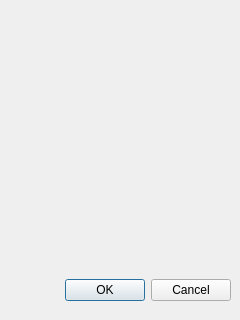
Above: circle_d.ui from luca9294/plots before the change. Below: the same form after it.
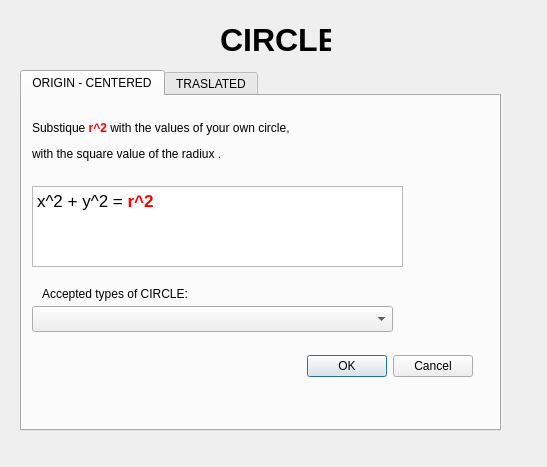
That is the form after the change.

Commit message: MASKS EVEN FOR CIRCLE

```diff
--- a/circle_d.ui
+++ b/circle_d.ui
@@ -5,27 +5,185 @@
    <rect>
     <x>0</x>
     <y>0</y>
-    <width>240</width>
-    <height>320</height>
+    <width>547</width>
+    <height>467</height>
    </rect>
   </property>
   <property name="windowTitle">
    <string>Dialog</string>
   </property>
-  <widget class="QDialogButtonBox" name="buttonBox">
+  <widget class="QTabWidget" name="tabWidget">
    <property name="geometry">
     <rect>
-     <x>10</x>
-     <y>270</y>
-     <width>221</width>
+     <x>20</x>
+     <y>70</y>
+     <width>481</width>
+     <height>361</height>
+    </rect>
+   </property>
+   <property name="currentIndex">
+    <number>0</number>
+   </property>
+   <widget class="QWidget" name="tab">
+    <attribute name="title">
+     <string>ORIGIN - CENTERED</string>
+    </attribute>
+    <widget class="QLabel" name="label_3">
+     <property name="geometry">
+      <rect>
+       <x>10</x>
+       <y>20</y>
+       <width>461</width>
+       <height>51</height>
+      </rect>
+     </property>
+     <property name="text">
+      <string>&lt;html&gt;&lt;head/&gt;&lt;body&gt;&lt;p&gt;Substique &lt;span style=&quot; font-weight:600; color:#ff0000;&quot;&gt;r^2&lt;/span&gt; with the values of your own circle, &lt;/p&gt;&lt;p&gt;with the square value of the radiux .&lt;/p&gt;&lt;/body&gt;&lt;/html&gt;</string>
+     </property>
+    </widget>
+    <widget class="QTextEdit" name="textEdit">
+     <property name="geometry">
+      <rect>
+       <x>10</x>
+       <y>90</y>
+       <width>371</width>
+       <height>81</height>
+      </rect>
+     </property>
+     <property name="html">
+      <string>&lt;!DOCTYPE HTML PUBLIC &quot;-//W3C//DTD HTML 4.0//EN&quot; &quot;http://www.w3.org/TR/REC-html40/strict.dtd&quot;&gt;
+&lt;html&gt;&lt;head&gt;&lt;meta name=&quot;qrichtext&quot; content=&quot;1&quot; /&gt;&lt;style type=&quot;text/css&quot;&gt;
+p, li { white-space: pre-wrap; }
+&lt;/style&gt;&lt;/head&gt;&lt;body style=&quot; font-family:'.Lucida Grande UI'; font-size:13pt; font-weight:400; font-style:normal;&quot;&gt;
+&lt;p style=&quot; margin-top:0px; margin-bottom:0px; margin-left:0px; margin-right:0px; -qt-block-indent:0; text-indent:0px;&quot;&gt;x^2 + y^2 = &lt;span style=&quot; font-weight:600; color:#ff0000;&quot;&gt;r^2&lt;/span&gt;&lt;/p&gt;&lt;/body&gt;&lt;/html&gt;</string>
+     </property>
+    </widget>
+    <widget class="QLabel" name="label_2">
+     <property name="geometry">
+      <rect>
+       <x>20</x>
+       <y>190</y>
+       <width>261</width>
+       <height>16</height>
+      </rect>
+     </property>
+     <property name="text">
+      <string>Accepted types of CIRCLE:</string>
+     </property>
+    </widget>
+    <widget class="QComboBox" name="comboBox">
+     <property name="geometry">
+      <rect>
+       <x>10</x>
+       <y>210</y>
+       <width>361</width>
+       <height>26</height>
+      </rect>
+     </property>
+    </widget>
+    <widget class="QDialogButtonBox" name="buttonBox_2">
+     <property name="geometry">
+      <rect>
+       <x>230</x>
+       <y>250</y>
+       <width>221</width>
+       <height>41</height>
+      </rect>
+     </property>
+     <property name="orientation">
+      <enum>Qt::Horizontal</enum>
+     </property>
+     <property name="standardButtons">
+      <set>QDialogButtonBox::Cancel|QDialogButtonBox::Ok</set>
+     </property>
+    </widget>
+   </widget>
+   <widget class="QWidget" name="tab_2">
+    <attribute name="title">
+     <string>TRASLATED</string>
+    </attribute>
+    <widget class="QLabel" name="label_4">
+     <property name="geometry">
+      <rect>
+       <x>10</x>
+       <y>0</y>
+       <width>351</width>
+       <height>51</height>
+      </rect>
+     </property>
+     <property name="text">
+      <string>&lt;html&gt;&lt;head/&gt;&lt;body&gt;&lt;p&gt;Substique &lt;span style=&quot; font-weight:600; color:#ff0000;&quot;&gt;Xc, Yc, r^2&lt;/span&gt; with the values of your own circle.&lt;/p&gt;&lt;p&gt;&lt;span style=&quot; font-weight:600; color:#ff0000;&quot;&gt;Xc, Yc &lt;/span&gt;&lt;span style=&quot; color:#000000;&quot;&gt;represent the center of your ellipse.&lt;/span&gt;&lt;/p&gt;&lt;p&gt;&lt;span style=&quot; color:#000000;&quot;&gt;r^2 the square value of the radiux of your circle&lt;/span&gt;&lt;/p&gt;&lt;/body&gt;&lt;/html&gt;</string>
+     </property>
+    </widget>
+    <widget class="QTextEdit" name="textEdit_2">
+     <property name="geometry">
+      <rect>
+       <x>10</x>
+       <y>70</y>
+       <width>371</width>
+       <height>81</height>
+      </rect>
+     </property>
+     <property name="html">
+      <string>&lt;!DOCTYPE HTML PUBLIC &quot;-//W3C//DTD HTML 4.0//EN&quot; &quot;http://www.w3.org/TR/REC-html40/strict.dtd&quot;&gt;
+&lt;html&gt;&lt;head&gt;&lt;meta name=&quot;qrichtext&quot; content=&quot;1&quot; /&gt;&lt;style type=&quot;text/css&quot;&gt;
+p, li { white-space: pre-wrap; }
+&lt;/style&gt;&lt;/head&gt;&lt;body style=&quot; font-family:'.Lucida Grande UI'; font-size:13pt; font-weight:400; font-style:normal;&quot;&gt;
+&lt;p style=&quot; margin-top:0px; margin-bottom:0px; margin-left:0px; margin-right:0px; -qt-block-indent:0; text-indent:0px;&quot;&gt;(x - &lt;span style=&quot; font-weight:600; color:#ff0000;&quot;&gt;xc&lt;/span&gt;)^2&lt;span style=&quot; font-weight:600;&quot;&gt; &lt;/span&gt;+ (y - &lt;span style=&quot; font-weight:600; color:#ff0000;&quot;&gt;yc&lt;/span&gt;)^2 = &lt;span style=&quot; font-weight:600; color:#ff0000;&quot;&gt;r^2&lt;/span&gt;&lt;/p&gt;&lt;/body&gt;&lt;/html&gt;</string>
+     </property>
+    </widget>
+    <widget class="QLabel" name="label_5">
+     <property name="geometry">
+      <rect>
+       <x>20</x>
+       <y>180</y>
+       <width>261</width>
+       <height>16</height>
+      </rect>
+     </property>
+     <property name="text">
+      <string>Accepted types of CIRCLE:</string>
+     </property>
+    </widget>
+    <widget class="QComboBox" name="comboBox_2">
+     <property name="geometry">
+      <rect>
+       <x>20</x>
+       <y>200</y>
+       <width>361</width>
+       <height>26</height>
+      </rect>
+     </property>
+    </widget>
+    <widget class="QDialogButtonBox" name="buttonBox_3">
+     <property name="geometry">
+      <rect>
+       <x>230</x>
+       <y>250</y>
+       <width>221</width>
+       <height>41</height>
+      </rect>
+     </property>
+     <property name="orientation">
+      <enum>Qt::Horizontal</enum>
+     </property>
+     <property name="standardButtons">
+      <set>QDialogButtonBox::Cancel|QDialogButtonBox::Ok</set>
+     </property>
+    </widget>
+   </widget>
+  </widget>
+  <widget class="QLabel" name="label">
+   <property name="geometry">
+    <rect>
+     <x>220</x>
+     <y>20</y>
+     <width>111</width>
      <height>41</height>
     </rect>
    </property>
-   <property name="orientation">
-    <enum>Qt::Horizontal</enum>
-   </property>
-   <property name="standardButtons">
-    <set>QDialogButtonBox::Cancel|QDialogButtonBox::Ok</set>
+   <property name="text">
+    <string>&lt;html&gt;&lt;head/&gt;&lt;body&gt;&lt;p&gt;&lt;span style=&quot; font-size:24pt; font-weight:600;&quot;&gt;CIRCLE&lt;/span&gt;&lt;/p&gt;&lt;/body&gt;&lt;/html&gt;</string>
    </property>
   </widget>
  </widget>
```
Left out of the diff: 36 changed lines with no effect on the pictures. The commit also changes 36 other files.
